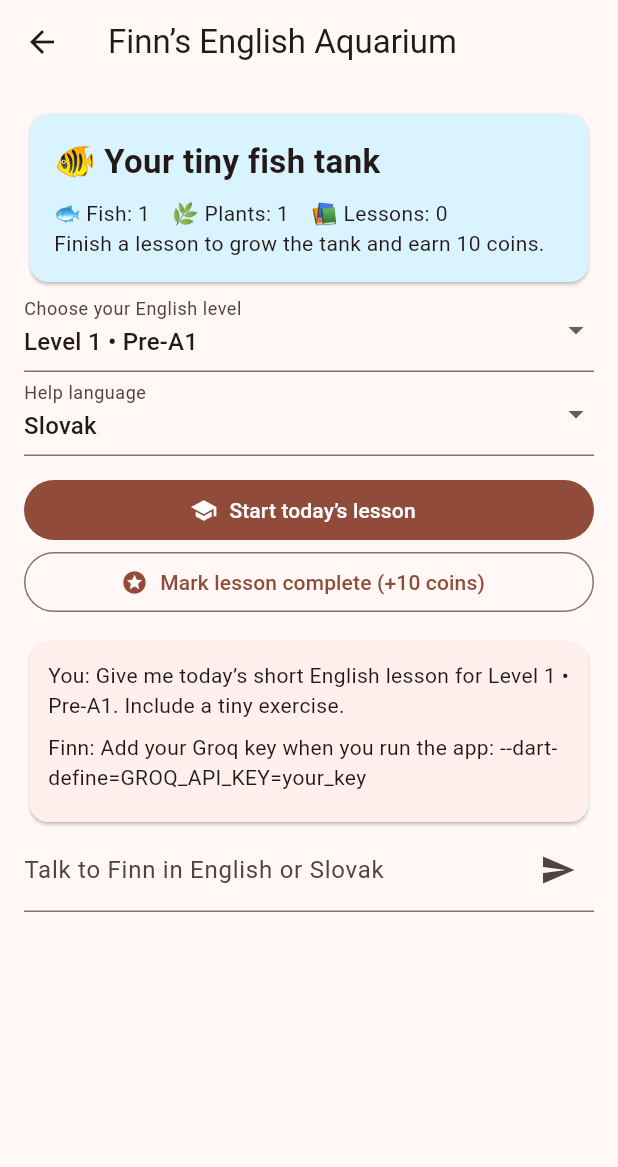
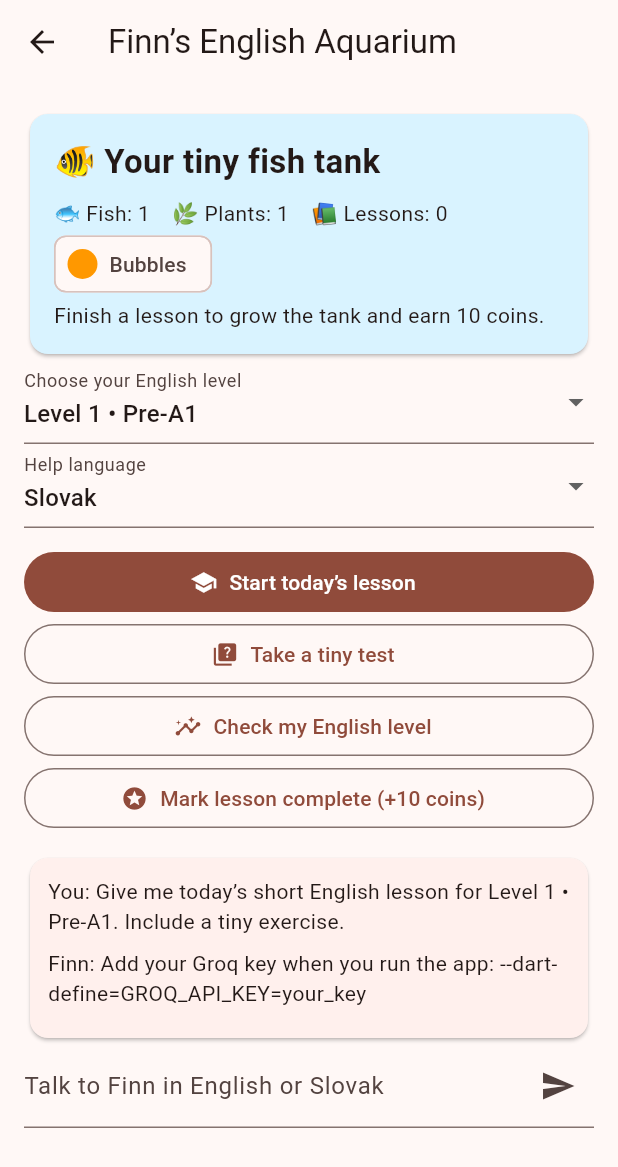
Before and after one commit to lindakozon-max/Ai-developer, a Flutter app: the EnglishTutorScreen screen opened directly with empty values, after a tap on "Start today’s lesson", on a phone screen of 412 x 824 dp. Shown: the top 1167 px of the screen. Run offline on Flutter 3.47's test engine with Material 3 defaults, Android fonts, the phone set to English and light mode, and no system bars; missing offline and left inert: flame.

Commit message:
Add child-friendly English tutor aquarium features

```diff
--- a/lib/english_tutor.dart
+++ b/lib/english_tutor.dart
@@ -15,20 +15,15 @@ class _EnglishTutorScreenState extends State<EnglishTutorScreen> {
   final _tutor = GroqTutorService();
   final _messages = <String>[];
   final _levels = const [
-    'Level 1 • Pre-A1',
-    'Level 2 • A1',
-    'Level 3 • A2',
-    'Level 4 • B1',
-    'Level 5 • B2',
-    'Level 6 • C1',
-    'Level 7 • C2',
-    'Level 8 • Fluent',
-    'Level 9 • Mastery',
+    'Level 1 • Pre-A1', 'Level 2 • A1', 'Level 3 • A2',
+    'Level 4 • B1', 'Level 5 • B2', 'Level 6 • C1',
+    'Level 7 • C2', 'Level 8 • Fluent', 'Level 9 • Mastery',
   ];
   String _level = 'Level 1 • Pre-A1';
   String _language = 'Slovak';
+  final _fishNames = <String>['Bubbles'];
+  final _fishColors = <Color>[Colors.orange];
   int _lessons = 0;
-  int _fish = 1;
   int _plants = 1;
   bool _busy = false;
   bool _lessonReady = false;
@@ -44,27 +39,16 @@ class _EnglishTutorScreenState extends State<EnglishTutorScreen> {
     final text = (prompt ?? _messageController.text).trim();
     if (text.isEmpty || _busy) return;
     _messageController.clear();
-    setState(() {
-      _busy = true;
-      _messages.add('You: $text');
+    setState(() { _busy = true; _messages.add('You: $text'); });
+    try {
+      final answer = await _tutor.ask(message: text, level: _level, language: _language);
+      if (mounted) setState(() {
+        _messages.add('Finn: $answer');
+        if (prompt != null && prompt.startsWith('Give me today')) _lessonReady = true;
       });
-    try {
-      final answer = await _tutor.ask(
-        message: text,
-        level: _level,
-        language: _language,
-      );
-      if (mounted) {
-        setState(() {
-          _messages.add('Finn: $answer');
-          if (prompt != null) _lessonReady = true;
-        });
-      }
     } catch (_) {
-      if (mounted) {
-        setState(() => _messages.add(
+      if (mounted) setState(() => _messages.add(
           'Finn: I cannot connect right now. Please check your internet and try again.'));
-      }
     } finally {
       if (mounted) setState(() => _busy = false);
     }
@@ -74,8 +58,11 @@ class _EnglishTutorScreenState extends State<EnglishTutorScreen> {
     setState(() {
       _lessons++;
       _lessonReady = false;
-      _fish = 1 + (_lessons ~/ 2);
-      _plants = 1 + (_lessons ~/ 3);
+      if (_lessons.isEven) {
+        _fishNames.add('Fish ${_fishNames.length + 1}');
+        _fishColors.add(Colors.primaries[_fishNames.length % Colors.primaries.length]);
+      }
+      if (_lessons % 3 == 0) _plants++;
     });
     widget.onLessonCompleted();
     ScaffoldMessenger.of(context).showSnackBar(
@@ -93,15 +80,18 @@ class _EnglishTutorScreenState extends State<EnglishTutorScreen> {
               color: const Color(0xffd9f3ff),
               child: Padding(
                 padding: const EdgeInsets.all(16),
-                child: Column(
-                  crossAxisAlignment: CrossAxisAlignment.start,
-                  children: [
+                child: Column(crossAxisAlignment: CrossAxisAlignment.start, children: [
                   const Text('🐠 Your tiny fish tank', style: TextStyle(fontSize: 22, fontWeight: FontWeight.bold)),
                   const SizedBox(height: 8),
-                    Text('🐟 Fish: $_fish    🌿 Plants: $_plants    📚 Lessons: $_lessons'),
+                  Text('🐟 Fish: ${_fishNames.length}    🌿 Plants: $_plants    📚 Lessons: $_lessons'),
+                  Wrap(spacing: 8, children: [
+                    for (var i = 0; i < _fishNames.length; i++) Chip(
+                      avatar: CircleAvatar(backgroundColor: _fishColors[i]),
+                      label: Text(_fishNames[i]),
+                    ),
+                  ]),
                   const Text('Finish a lesson to grow the tank and earn 10 coins.'),
-                  ],
-                ),
+                ]),
               ),
             ),
             DropdownButtonFormField<String>(
@@ -119,17 +109,22 @@ class _EnglishTutorScreenState extends State<EnglishTutorScreen> {
             const SizedBox(height: 12),
             FilledButton.icon(
               onPressed: _busy ? null : () => _ask('Give me today’s short English lesson for $_level. Include a tiny exercise.'),
-              icon: const Icon(Icons.school),
-              label: const Text('Start today’s lesson'),
+              icon: const Icon(Icons.school), label: const Text('Start today’s lesson'),
+            ),
+            OutlinedButton.icon(
+              onPressed: _busy ? null : () => _ask('Give me a short English test for $_level. Ask 3 questions and grade my answers kindly.'),
+              icon: const Icon(Icons.quiz), label: const Text('Take a tiny test'),
+            ),
+            OutlinedButton.icon(
+              onPressed: _busy ? null : () => _ask('Check my English level with a friendly mini assessment. Tell me if I am Pre-A1, A1, A2, B1, B2, C1 or C2 and explain why.'),
+              icon: const Icon(Icons.insights), label: const Text('Check my English level'),
             ),
             OutlinedButton.icon(
               onPressed: _lessonReady ? _completeLesson : null,
-              icon: const Icon(Icons.stars),
-              label: const Text('Mark lesson complete (+10 coins)'),
+              icon: const Icon(Icons.stars), label: const Text('Mark lesson complete (+10 coins)'),
             ),
             const SizedBox(height: 12),
-            if (_messages.isNotEmpty)
-              Card(
+            if (_messages.isNotEmpty) Card(
               child: Padding(
                 padding: const EdgeInsets.all(12),
                 child: Column(crossAxisAlignment: CrossAxisAlignment.start, children: [
@@ -139,9 +134,7 @@ class _EnglishTutorScreenState extends State<EnglishTutorScreen> {
               ),
             ),
             TextField(
-              controller: _messageController,
-              minLines: 1,
-              maxLines: 3,
+              controller: _messageController, minLines: 1, maxLines: 3,
               onSubmitted: (_) => _ask(),
               decoration: InputDecoration(
                 labelText: 'Talk to Finn in English or Slovak',
--- a/lib/services/groq_tutor_service.dart
+++ b/lib/services/groq_tutor_service.dart
@@ -32,11 +32,14 @@ class GroqTutorService {
         'messages': [
           {
             'role': 'system',
-            'content': 'You are Finn, a friendly English tutor for children. '
-                'The student is at $level. Use short, encouraging answers. '
-                'Teach English, explain maths clearly when asked, and use '
+            'content': 'You are Finn, a warm, patient and friendly English tutor for children. '
+                'The student is practising at $level (Pre-A1, A1, A2, B1, B2, C1, C2, '
+                'Fluent or Mastery). Use short, encouraging answers suitable for children. '
+                'Teach English with daily lessons, tiny tests and simple exercises. '
+                'Correct mistakes kindly, explain maths clearly when asked, and use '
                 '$language for explanations when the student needs help. '
-                'Correct mistakes kindly and always include one small example.',
+                'When asked to assess English, give an estimated CEFR level and one '
+                'clear next step. Always include one small example.',
           },
           {'role': 'user', 'content': message},
         ],
```
Lines whose indentation alone changed are shown as unchanged.
